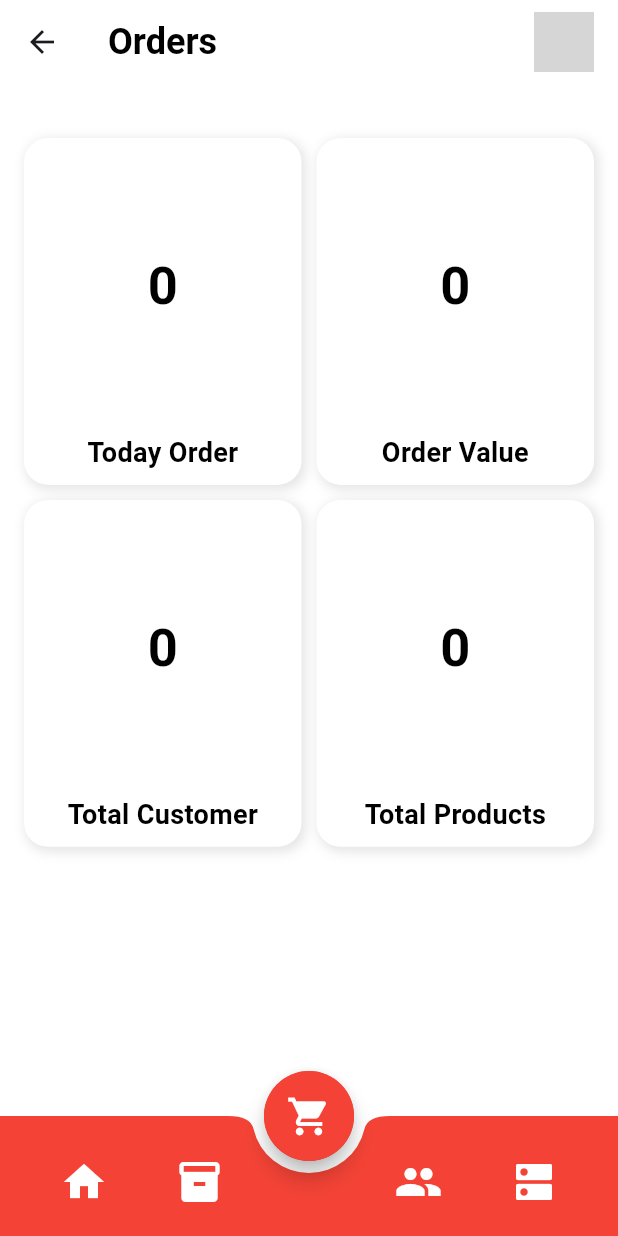
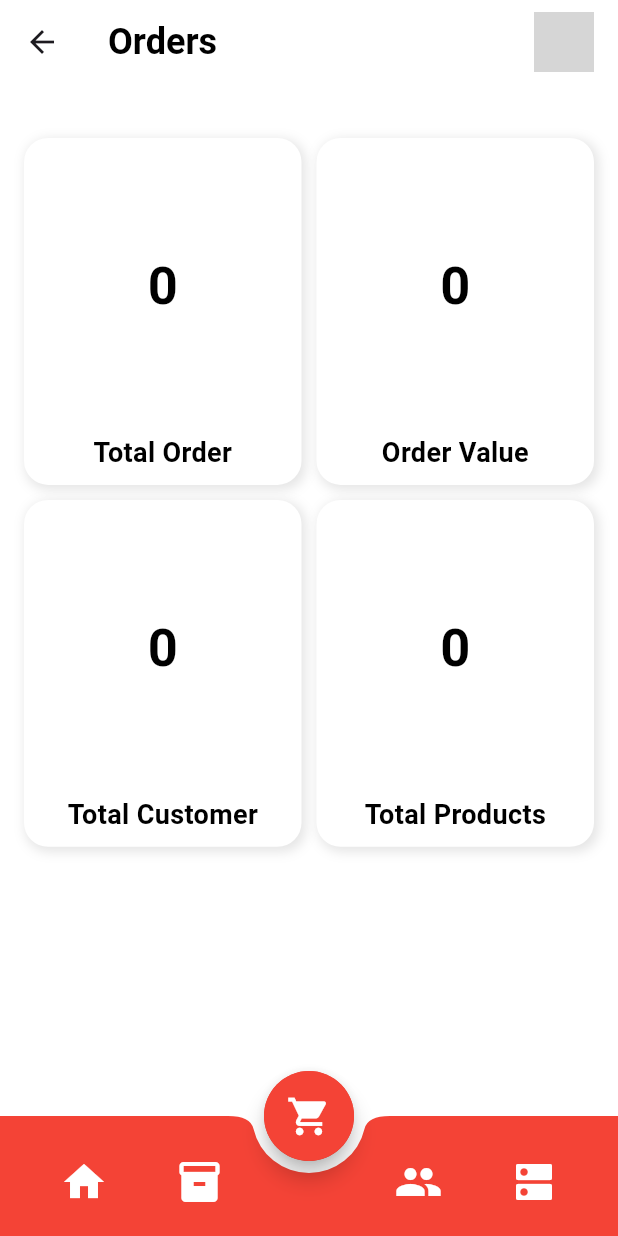
Before and after one commit to tutytech/varavorder, a Flutter app: the FoodGoHome screen opened directly, item 2 of the bottom bar chosen, after a tap on the "home" icon, on a phone screen of 412 x 824 dp. Run offline on Flutter 3.47's test engine with Material 3 defaults, Android fonts, the phone set to English and light mode, and no system bars; our stand-ins replace shared_preferences; accounts and stored records are empty; network calls fail; grey boxes are pictures that could not be loaded.

Commit message:
dashboard details fetched and displayed in homepage

```diff
--- a/lib/homepage.dart
+++ b/lib/homepage.dart
@@ -1,9 +1,129 @@
+import 'dart:convert';
+
 import 'package:flutter/material.dart';
 import 'package:orderapp/customersearchform.dart';
 import 'package:orderapp/widgets/customnavigation.dart';
+import 'package:http/http.dart' as http;
 
-class FoodGoHome extends StatelessWidget {
+class FoodGoHome extends StatefulWidget {
   const FoodGoHome({Key? key}) : super(key: key);
+
+  @override
+  _FoodGoHomeState createState() => _FoodGoHomeState();
+}
+
+class _FoodGoHomeState extends State<FoodGoHome> {
+  int totalCustomerCount = 0;
+  int totalProducts = 0;
+  int totalOrders = 0;
+  int totalBillAmount = 0;
+  @override
+  void initState() {
+    super.initState();
+    fetchCustomerData();
+    fetchTotalProducts();
+    fetchTotalOrders();
+  }
+
+  Future<void> fetchCustomerData() async {
+    const String _baseUrl = 'https://varav.tutytech.in/ledgerform.php';
+    final Map<String, String> requestBody = {'type': 'select'};
+
+    try {
+      final response = await http.post(
+        Uri.parse(_baseUrl),
+        headers: {'Content-Type': 'application/x-www-form-urlencoded'},
+        body: requestBody,
+      );
+
+      if (response.statusCode == 200) {
+        final decodedResponse = json.decode(response.body);
+        if (decodedResponse['totalCount'] != null) {
+          setState(() {
+            totalCustomerCount =
+                decodedResponse['totalCount']; // Set the total customer count
+          });
+        }
+      } else {
+        throw Exception('Failed to fetch customer data');
+      }
+    } catch (e) {
+      print('Error occurred: $e');
+    }
+  }
+
+  Future<void> fetchTotalProducts() async {
+    const String apiUrl = 'https://varav.tutytech.in/product.php'; // API URL
+
+    try {
+      // Prepare the request body
+      final Map<String, String> requestBody = {'type': 'select'};
+
+      // Make the POST request
+      final response = await http.post(
+        Uri.parse(apiUrl),
+        headers: {'Content-Type': 'application/x-www-form-urlencoded'},
+        body: requestBody,
+      );
+
+      // If the request is successful, parse the response
+      if (response.statusCode == 200) {
+        final Map<String, dynamic> decodedResponse = json.decode(response.body);
+
+        // Check if response contains totalCount
+        if (decodedResponse.containsKey('totalCount')) {
+          setState(() {
+            totalProducts = decodedResponse['totalCount']; // Store total count
+          });
+        } else {
+          throw Exception('Total count not found in response');
+        }
+      } else {
+        throw Exception('Failed to load products');
+      }
+    } catch (e) {
+      print('Error: $e');
+    }
+  }
+
+  Future<void> fetchTotalOrders() async {
+    const String apiUrl =
+        'https://varav.tutytech.in/orderconfirm.php'; // API URL
+
+    try {
+      // Prepare the request body
+      final Map<String, String> requestBody = {'type': 'select'};
+
+      // Make the POST request
+      final response = await http.post(
+        Uri.parse(apiUrl),
+        headers: {'Content-Type': 'application/x-www-form-urlencoded'},
+        body: requestBody,
+      );
+
+      // If the request is successful, parse the response
+      if (response.statusCode == 200) {
+        final Map<String, dynamic> decodedResponse = json.decode(response.body);
+
+        // Check if response contains totalCount and totalBillAmount
+        if (decodedResponse.containsKey('totalCount') &&
+            decodedResponse.containsKey('totalBillAmount')) {
+          setState(() {
+            totalOrders =
+                decodedResponse['totalCount']; // Store total order count
+            totalBillAmount =
+                decodedResponse['totalBillAmount']; // Store total bill amount
+          });
+        } else {
+          throw Exception('Required data not found in response');
+        }
+      } else {
+        throw Exception('Failed to load data');
+      }
+    } catch (e) {
+      print('Error: $e');
+    }
+  }
 
   @override
   Widget build(BuildContext context) {
@@ -38,10 +158,13 @@ class FoodGoHome extends StatelessWidget {
                 mainAxisSpacing: 10,
                 childAspectRatio: 0.8,
                 children: [
-                  _buildFoodCard('Today Order', '0'),
-                  _buildFoodCard('Order Value', '0'),
-                  _buildFoodCard('Total Customer', '0'),
-                  _buildFoodCard('Total Products', '0'),
+                  _buildFoodCard('Total Order', totalOrders.toString()),
+                  _buildFoodCard('Order Value', totalBillAmount.toString()),
+                  _buildFoodCard(
+                    'Total Customer',
+                    totalCustomerCount.toString(),
+                  ),
+                  _buildFoodCard('Total Products', totalProducts.toString()),
                 ],
               ),
             ),
```
